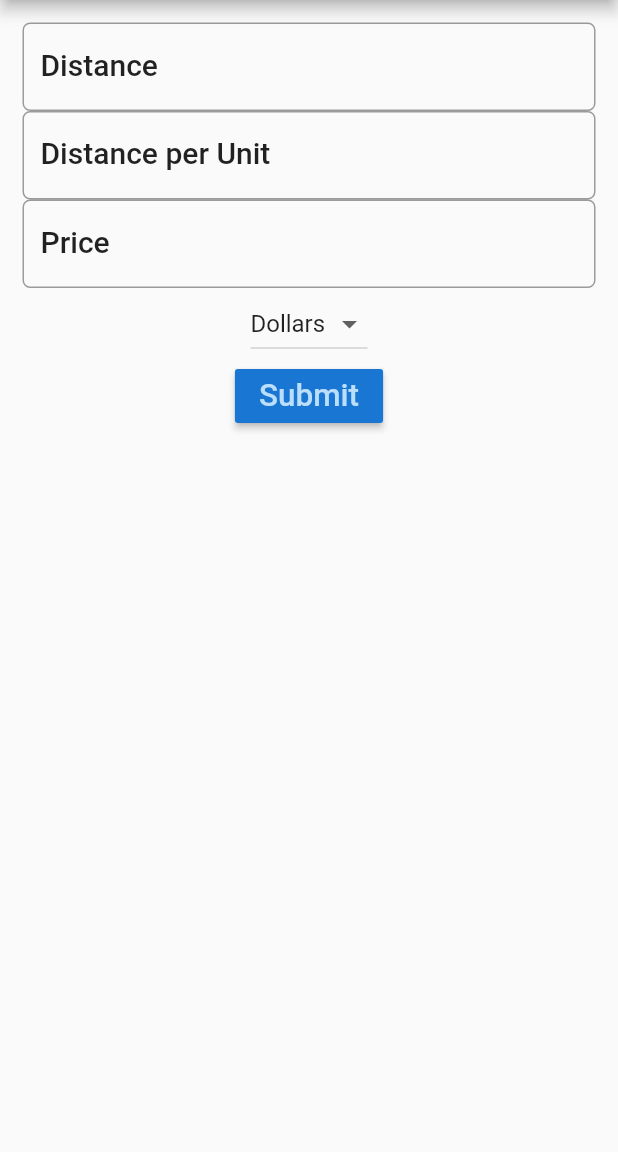
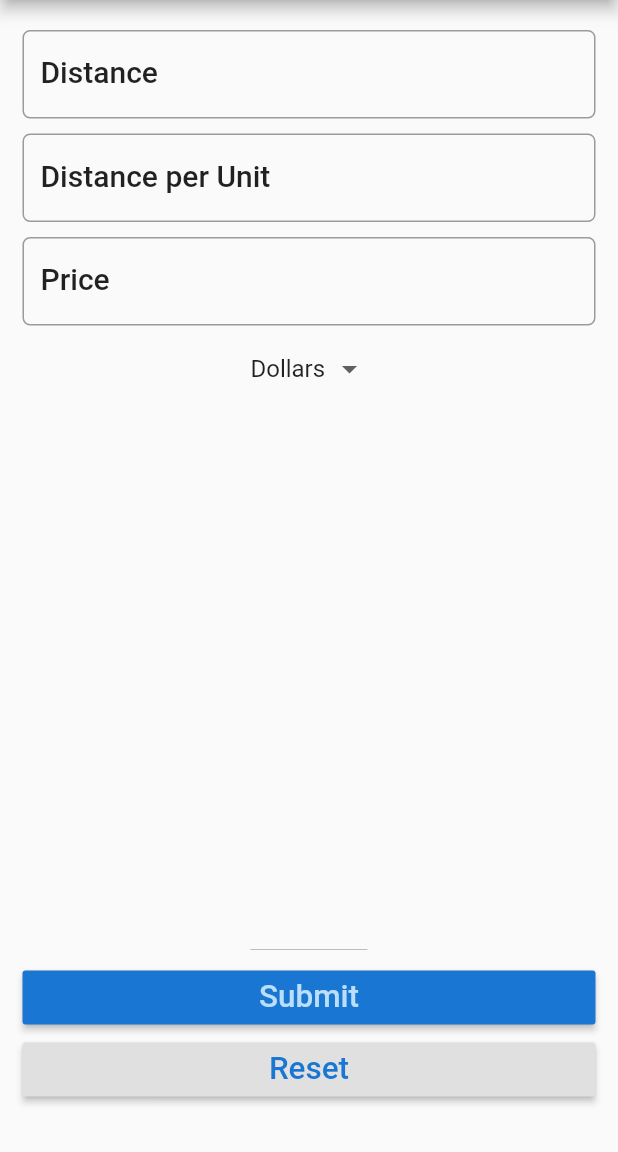
Before and after one commit to pre22/Fuel-Calculator, a Flutter app: the screen it shows after launch, on a phone screen of 412 x 824 dp, the part 84-1236 px from its top. Run offline on Flutter 3.47's test engine with Material 2 defaults, Android fonts, the phone set to English and light mode, and no system bars.

Commit message:
fix: reset button not working

```diff
--- a/lib/main.dart
+++ b/lib/main.dart
@@ -1,3 +1,5 @@
+import 'dart:wasm';
+
 import 'package:flutter/material.dart';
 
 void main() {
@@ -26,6 +28,7 @@ class FuelForm extends StatefulWidget {
 class _FuelFormState extends State<FuelForm> {
   String result = '';
   final _currencies = ['Dollars', 'Euro', 'Pounds'];
+  final double _formDistance = 5.0;
   String _currency = 'Dollars';
   TextEditingController distanceController = TextEditingController();
   TextEditingController avgController = TextEditingController();
@@ -43,8 +46,11 @@ class _FuelFormState extends State<FuelForm> {
           padding: EdgeInsets.all(15.0),
           child: Column(
             children: <Widget>[
-              TextField(
-                controller: avgController,
+              Padding(
+                padding:
+                    EdgeInsets.only(top: _formDistance, bottom: _formDistance),
+                child: TextField(
+                  controller: distanceController,
                   decoration: InputDecoration(
                       labelText: 'Distance',
                       hintText: 'e.g. 1234',
@@ -53,10 +59,14 @@ class _FuelFormState extends State<FuelForm> {
                           borderRadius: BorderRadius.circular(5.0))),
                   keyboardType: TextInputType.number,
                 ),
+              ),
 
               // TextField 2
-              TextField(
-                controller: priceController,
+              Padding(
+                padding:
+                    EdgeInsets.only(top: _formDistance, bottom: _formDistance),
+                child: TextField(
+                  controller: avgController,
                   decoration: InputDecoration(
                       labelText: 'Distance per Unit',
                       hintText: 'e.g. 17',
@@ -65,10 +75,17 @@ class _FuelFormState extends State<FuelForm> {
                           borderRadius: BorderRadius.circular(5.0))),
                   keyboardType: TextInputType.number,
                 ),
+              ),
 
               // TextField 3
-              TextField(
-                controller: distanceController,
+              Padding(
+                padding:
+                    EdgeInsets.only(top: _formDistance, bottom: _formDistance),
+                child: Row(
+                  children: <Widget>[
+                    Expanded(
+                        child: TextField(
+                      controller: priceController,
                       decoration: InputDecoration(
                           labelText: 'Price',
                           hintText: 'e.g. 1.65',
@@ -76,9 +93,15 @@ class _FuelFormState extends State<FuelForm> {
                           border: OutlineInputBorder(
                               borderRadius: BorderRadius.circular(5.0))),
                       keyboardType: TextInputType.number,
+                    )),
+                  ],
+                ),
               ),
 
-              DropdownButton(
+              Container(width: _formDistance * 5),
+
+              Expanded(
+                  child: DropdownButton(
                 items: _currencies.map(
                   (String value) {
                     return DropdownMenuItem<String>(
@@ -91,19 +114,43 @@ class _FuelFormState extends State<FuelForm> {
                 onChanged: (String value) {
                   _onDropdownChanged(value);
                 },
-              ),
-              RaisedButton(
+              )),
+              Row(
+                children: [
+                  Expanded(
+                      child: RaisedButton(
                           color: Theme.of(context).primaryColorDark,
                           textColor: Theme.of(context).primaryColorLight,
                           onPressed: () {
                             setState(() {
-                      result = _calculator();
+                              result = _calculate();
                             });
                           },
                           child: Text(
                             'Submit',
                             textScaleFactor: 1.5,
-                  )),
+                          ))),
+                ],
+              ),
+
+              // Second Button
+              Row(
+                children: [
+                  Expanded(
+                      child: RaisedButton(
+                          color: Theme.of(context).buttonColor,
+                          textColor: Theme.of(context).primaryColorDark,
+                          onPressed: () {
+                            setState(() {
+                              result = _reset();
+                            });
+                          },
+                          child: Text(
+                            'Reset',
+                            textScaleFactor: 1.5,
+                          ))),
+                ],
+              ),
               Text(result),
             ],
           )),
@@ -127,4 +174,13 @@ class _FuelFormState extends State<FuelForm> {
         _currency;
     return _result;
   }
+
+  String _reset() {
+    distanceController.text = '';
+    avgController.text = '';
+    priceController.text = '';
+    setState(() {
+      result = '';
+    });
   }
+}
```
Lines whose indentation alone changed are shown as unchanged.
